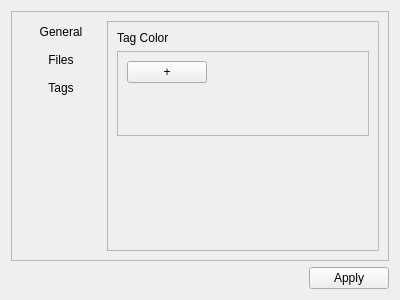
First picture: the form in configtab.ui, repository saelz/Pyros-qt, before the edit.
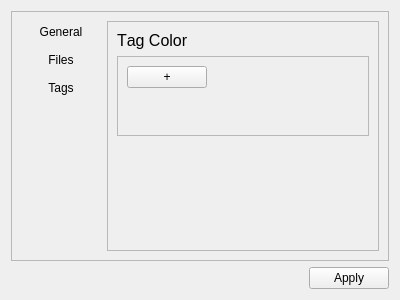
Second picture: the form after the edit. The open tabs and pages were chosen to show the change.

```diff
--- a/configtab.ui
+++ b/configtab.ui
@@ -266,6 +266,14 @@
              <layout class="QVBoxLayout" name="verticalLayout_3">
               <item>
                <widget class="QLabel" name="label">
+                <property name="font">
+                 <font>
+                  <pointsize>12</pointsize>
+                  <underline>false</underline>
+                  <stylestrategy>PreferDefault</stylestrategy>
+                  <kerning>false</kerning>
+                 </font>
+                </property>
                 <property name="text">
                  <string>Tag Color</string>
                 </property>
```
Left out of the diff: 16 changed lines with no effect on the pictures.
